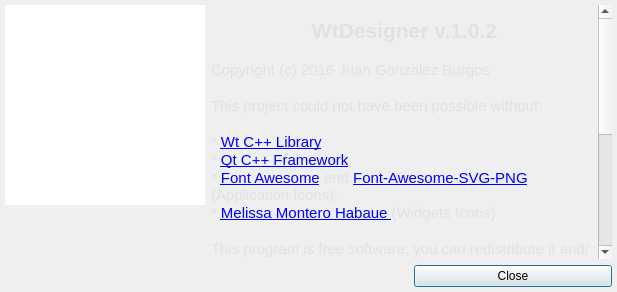
Qt form src/main/dialogs/dialogabout/dialogabout.ui (juangburgos/WtDesigner) before a commit.
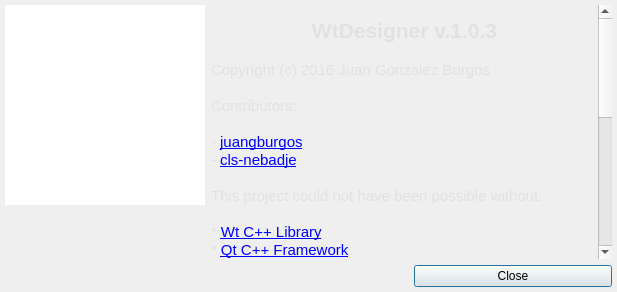
The same form after that commit. Icons and pictures are not drawn.

The edit to the form file:
```diff
--- a/src/main/dialogs/dialogabout/dialogabout.ui
+++ b/src/main/dialogs/dialogabout/dialogabout.ui
@@ -75,7 +75,7 @@
         <x>0</x>
         <y>0</y>
         <width>384</width>
-        <height>499</height>
+        <height>506</height>
        </rect>
       </property>
       <layout class="QGridLayout" name="gridLayout_2">
@@ -99,9 +99,14 @@
 p, li { white-space: pre-wrap; }
 &lt;/style&gt;&lt;/head&gt;&lt;body style=&quot; font-family:'MS Shell Dlg 2'; font-size:8pt; font-weight:400; font-style:normal;&quot;&gt;
 &lt;p style=&quot;-qt-paragraph-type:empty; margin-top:0px; margin-bottom:0px; margin-left:0px; margin-right:0px; -qt-block-indent:0; text-indent:0px;&quot;&gt;&lt;br /&gt;&lt;/p&gt;
-&lt;p align=&quot;center&quot; style=&quot; margin-top:0px; margin-bottom:0px; margin-left:0px; margin-right:0px; -qt-block-indent:0; text-indent:0px;&quot;&gt;&lt;span style=&quot; font-family:'Arial,Helvetica,sans'; font-size:16pt; font-weight:600; color:#e1e1e1;&quot;&gt;WtDesigner v.1.0.2&lt;/span&gt;&lt;/p&gt;
+&lt;p align=&quot;center&quot; style=&quot; margin-top:0px; margin-bottom:0px; margin-left:0px; margin-right:0px; -qt-block-indent:0; text-indent:0px;&quot;&gt;&lt;span style=&quot; font-family:'Arial,Helvetica,sans'; font-size:16pt; font-weight:600; color:#e1e1e1;&quot;&gt;WtDesigner v.1.0.3&lt;/span&gt;&lt;/p&gt;
 &lt;p style=&quot;-qt-paragraph-type:empty; margin-top:0px; margin-bottom:0px; margin-left:0px; margin-right:0px; -qt-block-indent:0; text-indent:0px; font-size:11pt;&quot;&gt;&lt;br /&gt;&lt;/p&gt;
 &lt;p style=&quot; margin-top:0px; margin-bottom:0px; margin-left:0px; margin-right:0px; -qt-block-indent:0; text-indent:0px;&quot;&gt;&lt;span style=&quot; font-size:11pt; color:#e1e1e1;&quot;&gt;Copyright (c) 2016 Juan Gonzalez Burgos&lt;/span&gt;&lt;/p&gt;
+&lt;p style=&quot;-qt-paragraph-type:empty; margin-top:0px; margin-bottom:0px; margin-left:0px; margin-right:0px; -qt-block-indent:0; text-indent:0px; font-size:11pt; color:#e1e1e1;&quot;&gt;&lt;br /&gt;&lt;/p&gt;
+&lt;p style=&quot; margin-top:0px; margin-bottom:0px; margin-left:0px; margin-right:0px; -qt-block-indent:0; text-indent:0px;&quot;&gt;&lt;span style=&quot; font-size:11pt; color:#e1e1e1;&quot;&gt;Contributors:&lt;/span&gt;&lt;/p&gt;
+&lt;p style=&quot;-qt-paragraph-type:empty; margin-top:0px; margin-bottom:0px; margin-left:0px; margin-right:0px; -qt-block-indent:0; text-indent:0px; font-size:11pt; color:#e1e1e1;&quot;&gt;&lt;br /&gt;&lt;/p&gt;
+&lt;p style=&quot; margin-top:0px; margin-bottom:0px; margin-left:0px; margin-right:0px; -qt-block-indent:0; text-indent:0px;&quot;&gt;&lt;span style=&quot; font-size:11pt; color:#e1e1e1;&quot;&gt;- &lt;/span&gt;&lt;a href=&quot;https://github.com/juangburgos/&quot;&gt;&lt;span style=&quot; font-size:11pt; text-decoration: underline; color:#0000ff;&quot;&gt;juangburgos&lt;/span&gt;&lt;/a&gt;&lt;/p&gt;
+&lt;p style=&quot; margin-top:0px; margin-bottom:0px; margin-left:0px; margin-right:0px; -qt-block-indent:0; text-indent:0px;&quot;&gt;&lt;span style=&quot; font-size:11pt; color:#e1e1e1;&quot;&gt;- &lt;/span&gt;&lt;a href=&quot;https://github.com/cls-nebadje&quot;&gt;&lt;span style=&quot; font-size:11pt; text-decoration: underline; color:#0000ff;&quot;&gt;cls-nebadje&lt;/span&gt;&lt;/a&gt;&lt;/p&gt;
 &lt;p style=&quot;-qt-paragraph-type:empty; margin-top:0px; margin-bottom:0px; margin-left:0px; margin-right:0px; -qt-block-indent:0; text-indent:0px; font-size:11pt;&quot;&gt;&lt;br /&gt;&lt;/p&gt;
 &lt;p style=&quot; margin-top:0px; margin-bottom:0px; margin-left:0px; margin-right:0px; -qt-block-indent:0; text-indent:0px;&quot;&gt;&lt;span style=&quot; font-size:11pt; color:#e1e1e1;&quot;&gt;This project could not have been possible without:&lt;/span&gt;&lt;/p&gt;
 &lt;p style=&quot;-qt-paragraph-type:empty; margin-top:0px; margin-bottom:0px; margin-left:0px; margin-right:0px; -qt-block-indent:0; text-indent:0px; font-size:11pt;&quot;&gt;&lt;br /&gt;&lt;/p&gt;
```
